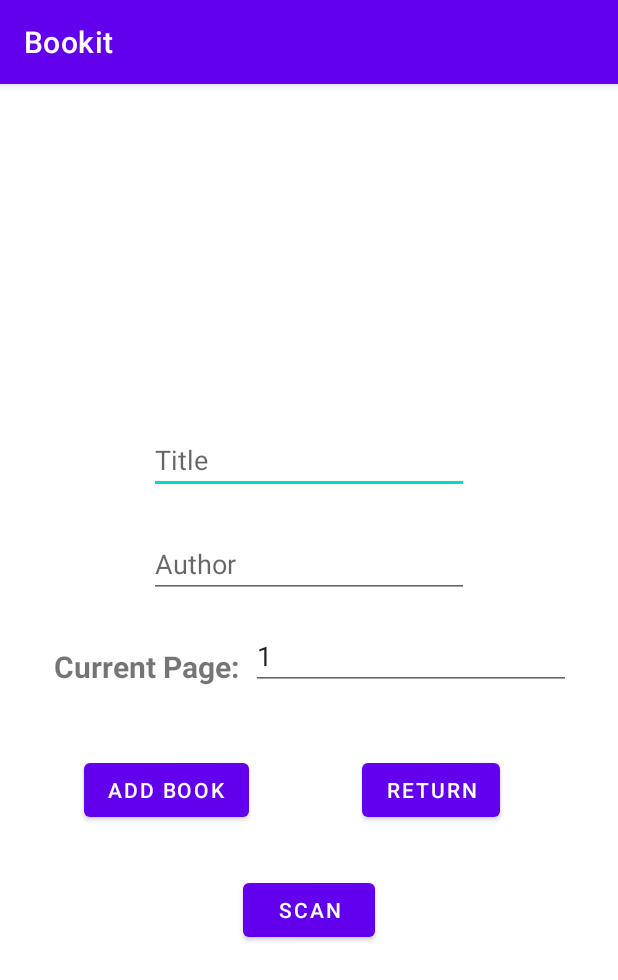
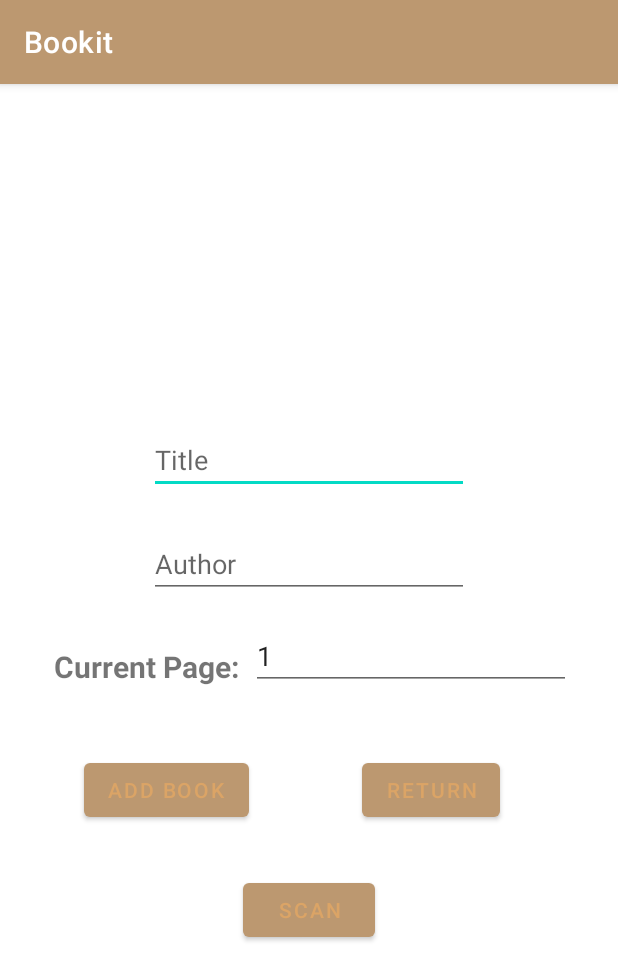
Before and after one commit to kylet719/Bookit, an Android app: the screen it shows after launch (AddNew), after a tap on an icon or button, on a phone screen of 412 x 824 dp. Shown: the top 980 px of the screen. Run offline under Robolectric (Android 15) with nearby library versions, the phone set to English and light mode, and no system bars; our stand-ins replace navigation-ui; pictures from the network do not load.

Commit message:
Changed color palette

```diff
--- a/app/src/main/java/com/example/bookit/MainActivity.java
+++ b/app/src/main/java/com/example/bookit/MainActivity.java
@@ -5,6 +5,7 @@ import android.content.Intent;
 import android.content.pm.PackageManager;
 import android.os.Bundle;
 import android.view.View;
+import android.view.Window;
 
 import com.google.android.material.bottomnavigation.BottomNavigationView;
 
--- a/app/src/main/java/com/example/bookit/ScanActivity.java
+++ b/app/src/main/java/com/example/bookit/ScanActivity.java
@@ -59,8 +59,8 @@ public class ScanActivity extends AppCompatActivity {
     /**
      * Method for new thread to conduct JSoup API call and scrape for book info
      *
-     * @param i - the ISBN book number scanned by Scanner
-     * @return - nothing
+     * @param i the ISBN book number scanned by Scanner
+     * @return nothing
      */
     private void getInfo(String i) {
         String[] data = {"title", "author", "url"};
--- a/app/src/main/res/layout/current_book_popup.xml
+++ b/app/src/main/res/layout/current_book_popup.xml
@@ -51,6 +51,7 @@
         android:layout_height="wrap_content"
         android:layout_marginTop="52dp"
         android:text="Save"
+        android:textColor="#FFFFFF"
         app:layout_constraintBottom_toBottomOf="parent"
         app:layout_constraintEnd_toStartOf="@+id/popupCancelBut"
         app:layout_constraintHorizontal_bias="0.463"
@@ -65,6 +66,7 @@
         android:layout_marginTop="52dp"
         android:layout_marginEnd="72dp"
         android:text="Cancel"
+        android:textColor="#FFFFFF"
         app:layout_constraintBottom_toBottomOf="parent"
         app:layout_constraintEnd_toEndOf="parent"
         app:layout_constraintTop_toBottomOf="@+id/popupEditDescrip"
--- a/app/src/main/res/layout/fragment_home.xml
+++ b/app/src/main/res/layout/fragment_home.xml
@@ -2,9 +2,10 @@
 <androidx.constraintlayout.widget.ConstraintLayout xmlns:android="http://schemas.android.com/apk/res/android"
     xmlns:app="http://schemas.android.com/apk/res-auto"
     xmlns:tools="http://schemas.android.com/tools"
+    android:id="@+id/navigation_home"
     android:layout_width="match_parent"
     android:layout_height="match_parent"
-    android:id="@+id/navigation_home"
+    android:background="@color/background"
     tools:context=".ui.ReadingFragment">
 
     <androidx.recyclerview.widget.RecyclerView
@@ -13,6 +14,7 @@
         android:layout_height="0dp"
         android:layout_marginTop="-5dp"
         android:layout_marginBottom="64dp"
+        android:clipToPadding="false"
         app:layout_constraintBottom_toBottomOf="parent"
         app:layout_constraintEnd_toEndOf="parent"
         app:layout_constraintStart_toStartOf="parent"
--- a/app/src/main/res/layout/fragment_notifications.xml
+++ b/app/src/main/res/layout/fragment_notifications.xml
@@ -2,9 +2,10 @@
 <androidx.constraintlayout.widget.ConstraintLayout xmlns:android="http://schemas.android.com/apk/res/android"
     xmlns:app="http://schemas.android.com/apk/res-auto"
     xmlns:tools="http://schemas.android.com/tools"
+    android:id="@+id/navigation_notifications"
     android:layout_width="match_parent"
     android:layout_height="match_parent"
-    android:id="@+id/navigation_notifications"
+    android:background="@color/background"
     tools:context=".ui.SettingsFragment">
 
     <TextView
--- a/app/src/main/res/menu/bottom_nav_menu.xml
+++ b/app/src/main/res/menu/bottom_nav_menu.xml
@@ -15,5 +15,4 @@
         android:id="@+id/navigation_notifications"
         android:icon="@mipmap/settingsicon"
         android:title="@string/title_notifications" />
-
 </menu>
--- a/app/src/main/res/values-night/themes.xml
+++ b/app/src/main/res/values-night/themes.xml
@@ -3,7 +3,7 @@
     <style name="Theme.Bookit" parent="Theme.MaterialComponents.DayNight.DarkActionBar">
         <!-- Primary brand color. -->
         <item name="colorPrimary">@color/purple_200</item>
-        <item name="colorPrimaryVariant">@color/purple_700</item>
+        <item name="colorPrimaryVariant">@color/temp_status_bar</item>
         <item name="colorOnPrimary">@color/black</item>
         <!-- Secondary brand color. -->
         <item name="colorSecondary">@color/teal_200</item>
--- a/app/src/main/res/values/colors.xml
+++ b/app/src/main/res/values/colors.xml
@@ -1,10 +1,10 @@
 <?xml version="1.0" encoding="utf-8"?>
 <resources>
     <color name="purple_200">#FFBB86FC</color>
-    <color name="purple_500">#FF6200EE</color>
-    <color name="purple_700">#FF3700B3</color>
+    <color name="temp_nav">#BC9870</color>
+    <color name="temp_status_bar">#856A4D</color>
     <color name="teal_200">#FF03DAC5</color>
     <color name="teal_700">#FF018786</color>
     <color name="black">#FF000000</color>
-    <color name="white">#FFFFFFFF</color>
+    <color name="background">#E6D8C9</color>
 </resources>
--- a/app/src/main/res/values/themes.xml
+++ b/app/src/main/res/values/themes.xml
@@ -2,9 +2,9 @@
     <!-- Base application theme. -->
     <style name="Theme.Bookit" parent="Theme.MaterialComponents.DayNight.DarkActionBar">
         <!-- Primary brand color. -->
-        <item name="colorPrimary">@color/purple_500</item>
-        <item name="colorPrimaryVariant">@color/purple_700</item>
-        <item name="colorOnPrimary">@color/white</item>
+        <item name="colorPrimary">@color/temp_nav</item>
+        <item name="colorPrimaryVariant">@color/temp_status_bar</item>
+        <item name="colorOnPrimary">#DBA466</item>
         <!-- Secondary brand color. -->
         <item name="colorSecondary">@color/teal_200</item>
         <item name="colorSecondaryVariant">@color/teal_700</item>
@@ -13,4 +13,5 @@
         <item name="android:statusBarColor" tools:targetApi="l">?attr/colorPrimaryVariant</item>
         <!-- Customize your theme here. -->
     </style>
+
 </resources>
```
Also changed, not shown: app/src/main/res/drawable-v24/round_corner.xml (added, +8 -0 lines), app/src/main/res/layout/activity_main.xml (+5 -2 lines), app/src/main/res/layout/oneview_completed.xml (+6 -4 lines).
